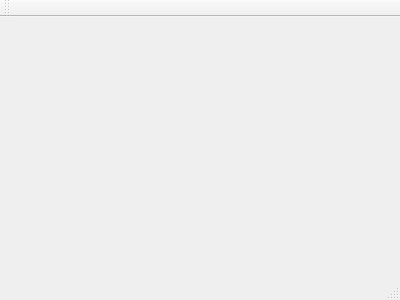
Qt form AwardCeremony/mainwindow.ui (BarsukAlexey/xelarogi) before a commit.
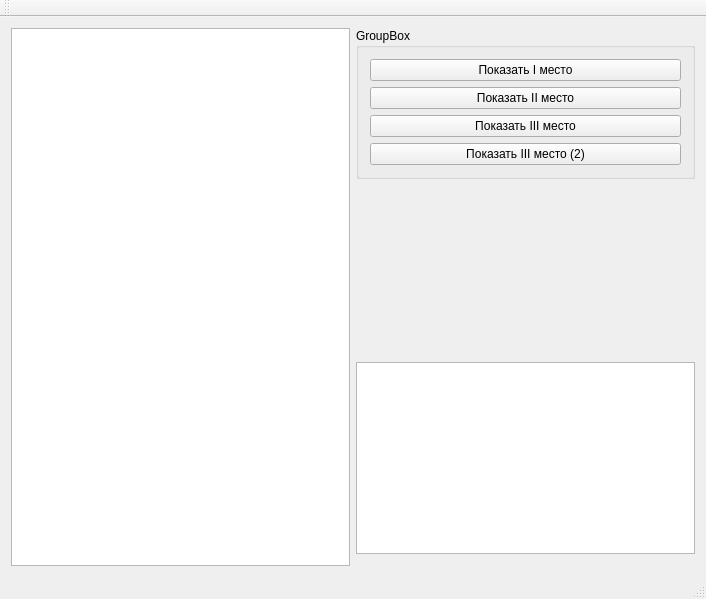
The same form after that commit. Custom widgets are drawn as their Qt base class.

What changed in the file:
```diff
--- a/AwardCeremony/mainwindow.ui
+++ b/AwardCeremony/mainwindow.ui
@@ -1,24 +1,109 @@
 <ui version="4.0">
  <class>MainWindow</class>
- <widget class="QMainWindow" name="MainWindow" >
-  <property name="geometry" >
+ <widget class="QMainWindow" name="MainWindow">
+  <property name="geometry">
    <rect>
     <x>0</x>
     <y>0</y>
-    <width>400</width>
-    <height>300</height>
+    <width>706</width>
+    <height>599</height>
    </rect>
   </property>
   <property name="windowTitle" >
    <string>MainWindow</string>
   </property>
-  <widget class="QMenuBar" name="menuBar" />
-  <widget class="QToolBar" name="mainToolBar" />
-  <widget class="QWidget" name="centralWidget" />
-  <widget class="QStatusBar" name="statusBar" />
+  <widget class="QWidget" name="centralWidget">
+   <layout class="QGridLayout" name="gridLayout">
+    <item row="0" column="1">
+     <widget class="QGroupBox" name="groupBox">
+      <property name="title">
+       <string>GroupBox</string>
+      </property>
+      <layout class="QGridLayout" name="gridLayout_2">
+       <item row="3" column="0">
+        <widget class="QPushButton" name="pushButton">
+         <property name="text">
+          <string>Показать III место (2)</string>
+         </property>
+        </widget>
+       </item>
+       <item row="0" column="0">
+        <widget class="QPushButton" name="pushButton_2">
+         <property name="text">
+          <string>Показать I место</string>
+         </property>
+        </widget>
+       </item>
+       <item row="2" column="0">
+        <widget class="QPushButton" name="pushButton_3">
+         <property name="text">
+          <string>Показать III место</string>
+         </property>
+        </widget>
+       </item>
+       <item row="1" column="0">
+        <widget class="QPushButton" name="pushButton_4">
+         <property name="text">
+          <string>Показать II место</string>
+         </property>
+        </widget>
+       </item>
+      </layout>
+     </widget>
+    </item>
+    <item row="1" column="1">
+     <spacer name="verticalSpacer">
+      <property name="orientation">
+       <enum>Qt::Vertical</enum>
+      </property>
+      <property name="sizeHint" stdset="0">
+       <size>
+        <width>20</width>
+        <height>40</height>
+       </size>
+      </property>
+     </spacer>
+    </item>
+    <item row="2" column="1">
+     <widget class="QListView" name="listView_2"/>
+    </item>
+    <item row="3" column="1">
+     <widget class="SoundPlayer" name="widget" native="true"/>
+    </item>
+    <item row="0" column="0" rowspan="5">
+     <widget class="QListView" name="listView"/>
+    </item>
+   </layout>
+  </widget>
+  <widget class="QMenuBar" name="menuBar">
+   <property name="geometry">
+    <rect>
+     <x>0</x>
+     <y>0</y>
+     <width>706</width>
+     <height>21</height>
+    </rect>
+   </property>
+  </widget>
+  <widget class="QToolBar" name="mainToolBar">
+   <attribute name="toolBarArea">
+    <enum>TopToolBarArea</enum>
+   </attribute>
+   <attribute name="toolBarBreak">
+    <bool>false</bool>
+   </attribute>
+  </widget>
+  <widget class="QStatusBar" name="statusBar"/>
  </widget>
- <layoutDefault spacing="6" margin="11" />
- <pixmapfunction></pixmapfunction>
+ <layoutdefault spacing="6" margin="11"/>
+ <customwidgets>
+  <customwidget>
+   <class>SoundPlayer</class>
+   <extends>QWidget</extends>
+   <header>soundplayer.h</header>
+   <container>1</container>
+  </customwidget>
+ </customwidgets>
  <resources/>
  <connections/>
 </ui>
```
Left out of the diff: 3 changed lines with no effect on the pictures.
